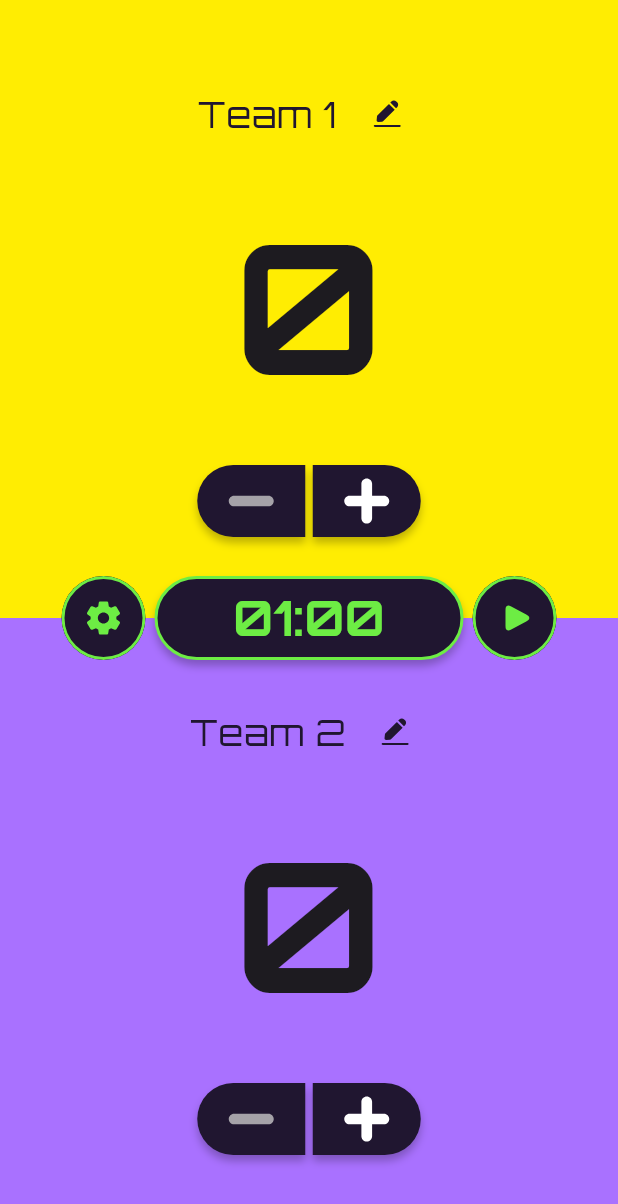
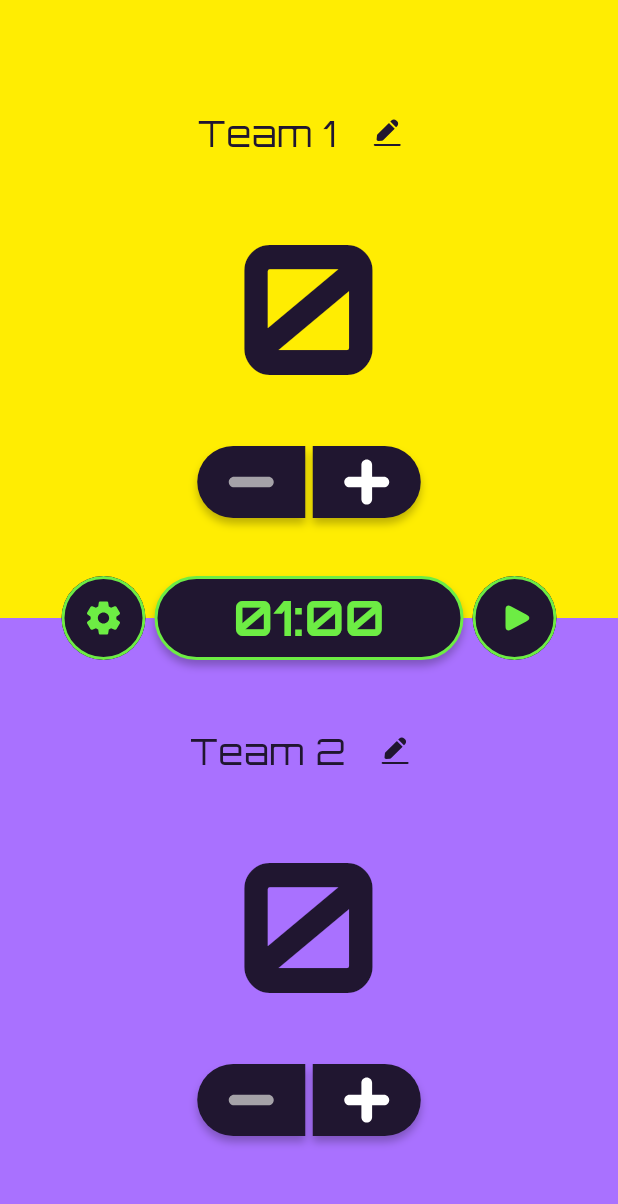
Before and after one commit to CursedOrig/score_counter_app, a Flutter app: the screen it shows after launch, after a tap on "Start", on a phone screen of 412 x 824 dp. Shown: the top 1204 px of the screen. Run offline on Flutter 3.47's test engine with Material 3 defaults, Android fonts, the phone set to English and light mode, and no system bars; our stand-ins replace device_info_plus, flutter_svg, hive, hive_flutter, loading_indicator, shared_preferences and 2 more; accounts and stored records are empty.

Commit message:
FIX ui bugs

```diff
--- a/lib/settings_page.dart
+++ b/lib/settings_page.dart
@@ -50,7 +50,11 @@ class _SettingsPageState extends State<SettingsPage> {
               SizedBox(
                 height: 10,
               ),
-              SettingsPageBody(),
+              Expanded(
+                child: SingleChildScrollView(
+                  child: SettingsPageBody(),
+                ),
+              ),
             ],
           )),
     );
--- a/lib/widgets/team_widget.dart
+++ b/lib/widgets/team_widget.dart
@@ -26,15 +26,16 @@ class TeamWidget extends StatelessWidget {
       child: Column(
         mainAxisAlignment: MainAxisAlignment.center,
         children: [
+          const Spacer(flex: 2),
           FocusableTextField(
             initialText: text,
           ),
-          const SizedBox(height: 20),
+          const Spacer(flex: 1),
           Text(
             score.toString(),
-            style: const TextStyle(fontSize: 120, fontWeight: FontWeight.w700),
+            style: AppTypo.headerSpecial.copyWith(color: AppColors.background)
           ),
-          const SizedBox(height: 20),
+          const Spacer(flex: 1),
           Row(
             mainAxisAlignment: MainAxisAlignment.center,
             children: [
@@ -97,6 +98,7 @@ class TeamWidget extends StatelessWidget {
               ),
             ],
           ),
+          const Spacer(flex: 2),
         ],
       ),
     );
```
